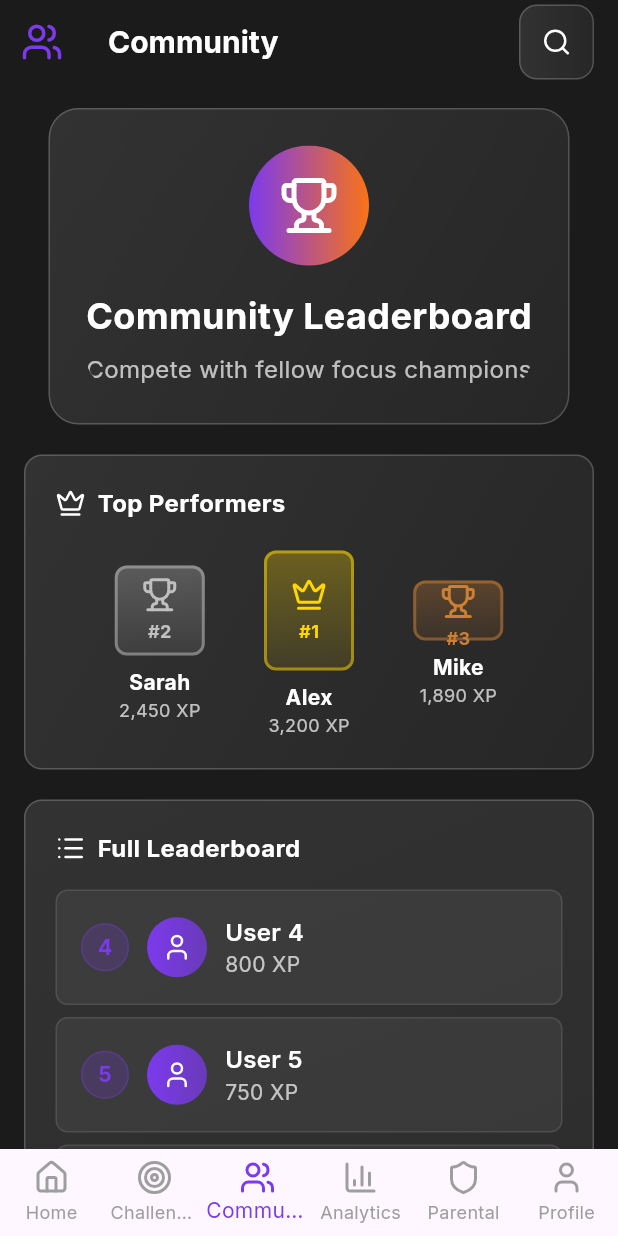
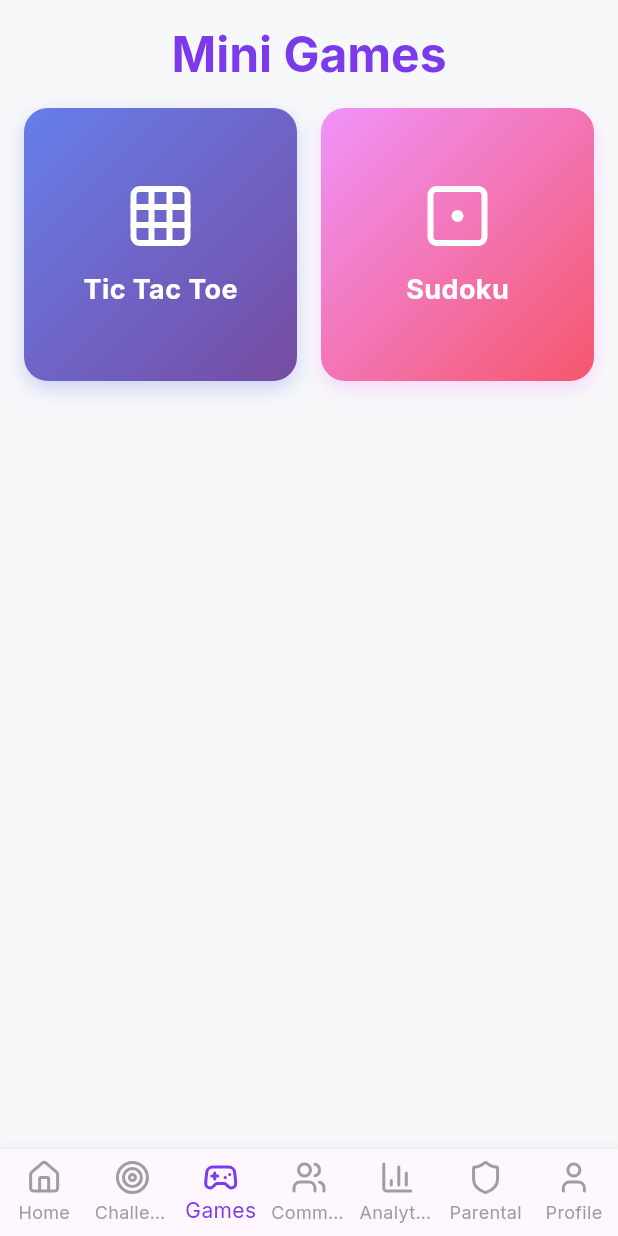
Before and after one commit to abdelrahman24911/my_app, a Flutter app: the RootNav screen opened directly, item 3 of the bottom bar chosen, on a phone screen of 412 x 824 dp. Run offline on Flutter 3.47's test engine with Material 3 defaults, Android fonts, the phone set to English and light mode, and no system bars; our stand-ins replace fl_chart, google_fonts, lucide_icons, shared_preferences; accounts and stored records are empty.

Commit message:
added 2 mini gmaes , suddoko and tictactoe with minmax algorithm impposible to beat to cause more anxiety

```diff
--- a/lib/main.dart
+++ b/lib/main.dart
@@ -15,6 +15,7 @@ import 'screens/profile_screen.dart';
 import 'screens/login_screen.dart';
 import 'screens/parental_control_screen.dart';
 import 'screens/analytics_screen.dart';
+import 'screens/mini_games_screen.dart';
 import 'services/screen_time_service.dart';
 
 void main() {
@@ -90,6 +91,7 @@ class _RootNavState extends State<RootNav> {
   final _screens = const [
     HomeScreen(),
     ChallengesScreen(),
+    MiniGamesScreen(),
     CommunityScreen(),
     AnalyticsScreen(),
     ParentalControlScreen(),
@@ -114,6 +116,7 @@ class _RootNavState extends State<RootNav> {
         items: const [
           BottomNavigationBarItem(icon: Icon(LucideIcons.home), label: 'Home'),
           BottomNavigationBarItem(icon: Icon(LucideIcons.target), label: 'Challenges'),
+          BottomNavigationBarItem(icon: Icon(LucideIcons.gamepad2), label: 'Games'),
           BottomNavigationBarItem(icon: Icon(LucideIcons.users), label: 'Community'),
           BottomNavigationBarItem(icon: Icon(LucideIcons.barChart3), label: 'Analytics'),
           BottomNavigationBarItem(icon: Icon(LucideIcons.shield), label: 'Parental'),
--- /dev/null
+++ b/lib/screens/mini_games_screen.dart
@@ -0,0 +1,129 @@
+import 'package:flutter/material.dart';
+import 'package:lucide_icons/lucide_icons.dart';
+import '../constants/app_colors.dart';
+import 'games/xoxo_game.dart';
+import 'games/sudoku_game.dart';
+
+class MiniGamesScreen extends StatefulWidget {
+  const MiniGamesScreen({super.key});
+
+  @override
+  State<MiniGamesScreen> createState() => _MiniGamesScreenState();
+}
+
+class _MiniGamesScreenState extends State<MiniGamesScreen> {
+  @override
+  Widget build(BuildContext context) {
+    return Scaffold(
+      body: SafeArea(
+        child: Column(
+          children: [
+            // Header
+            Padding(
+              padding: const EdgeInsets.all(16.0),
+              child: Text(
+                'Mini Games',
+                style: Theme.of(context).textTheme.headlineLarge?.copyWith(
+                      fontWeight: FontWeight.bold,
+                      color: AppColors.purple,
+                    ),
+              ),
+            ),
+            // Games Grid
+            Expanded(
+              child: GridView.count(
+                crossAxisCount: 2,
+                padding: const EdgeInsets.symmetric(horizontal: 16),
+                mainAxisSpacing: 16,
+                crossAxisSpacing: 16,
+                children: [
+                  GameCard(
+                    title: 'Tic Tac Toe',
+                    icon: LucideIcons.grid,
+                    gradient: [Color(0xFF667eea), Color(0xFF764ba2)],
+                    onTap: () => _navigateToGame(context, const XoxoGame()),
+                  ),
+                  GameCard(
+                    title: 'Sudoku',
+                    icon: LucideIcons.squareDot,
+                    gradient: [Color(0xFFf093fb), Color(0xFFf5576c)],
+                    onTap: () => _navigateToGame(context, const SudokuGame()),
+                  ),
+                ],
+              ),
+            ),
+          ],
+        ),
+      ),
+    );
+  }
+
+  void _navigateToGame(BuildContext context, Widget game) {
+    Navigator.of(context).push(
+      MaterialPageRoute(builder: (_) => game),
+    );
+  }
+}
+
+class GameCard extends StatelessWidget {
+  final String title;
+  final IconData icon;
+  final List<Color> gradient;
+  final VoidCallback onTap;
+
+  const GameCard({
+    required this.title,
+    required this.icon,
+    required this.gradient,
+    required this.onTap,
+    super.key,
+  });
+
+  @override
+  Widget build(BuildContext context) {
+    return GestureDetector(
+      onTap: onTap,
+      child: Container(
+        decoration: BoxDecoration(
+          gradient: LinearGradient(
+            colors: gradient,
+            begin: Alignment.topLeft,
+            end: Alignment.bottomRight,
+          ),
+          borderRadius: BorderRadius.circular(16),
+          boxShadow: [
+            BoxShadow(
+              color: gradient.first.withOpacity(0.3),
+              blurRadius: 10,
+              offset: const Offset(0, 5),
+            ),
+          ],
+        ),
+        child: Material(
+          color: Colors.transparent,
+          child: InkWell(
+            onTap: onTap,
+            borderRadius: BorderRadius.circular(16),
+            child: Center(
+              child: Column(
+                mainAxisAlignment: MainAxisAlignment.center,
+                children: [
+                  Icon(icon, size: 48, color: Colors.white),
+                  const SizedBox(height: 12),
+                  Text(
+                    title,
+                    style: const TextStyle(
+                      fontSize: 18,
+                      fontWeight: FontWeight.bold,
+                      color: Colors.white,
+                    ),
+                  ),
+                ],
+              ),
+            ),
+          ),
+        ),
+      ),
+    );
+  }
+}
```
Also changed, not shown: lib/screens/games/sudoku_game.dart (added, +294 -0 lines), lib/screens/games/xoxo_game.dart (added, +276 -0 lines), pubspec.lock.
